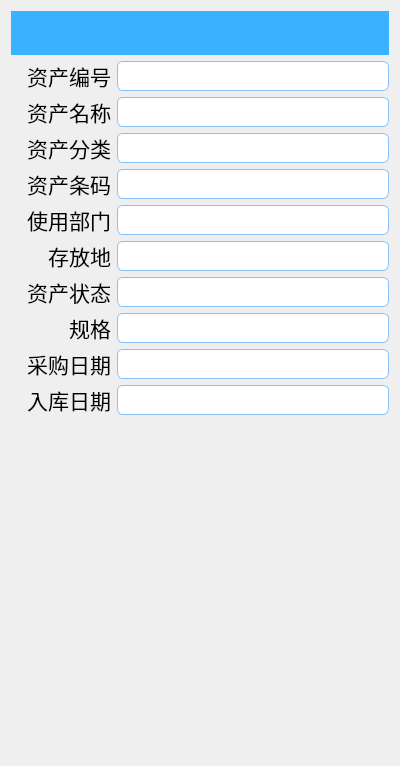
Qt form pages/AssetInfo.ui (wps139hf/app) before a commit.
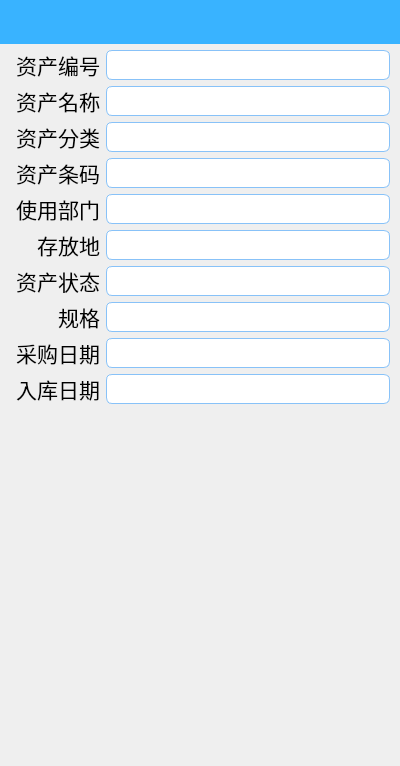
The same form after that commit. Custom widgets are drawn as their Qt base class.

What changed in the file:
```diff
--- a/pages/AssetInfo.ui
+++ b/pages/AssetInfo.ui
@@ -20,6 +20,18 @@
    <string>Form</string>
   </property>
   <layout class="QVBoxLayout" name="verticalLayout">
+   <property name="leftMargin">
+    <number>0</number>
+   </property>
+   <property name="topMargin">
+    <number>0</number>
+   </property>
+   <property name="rightMargin">
+    <number>0</number>
+   </property>
+   <property name="bottomMargin">
+    <number>0</number>
+   </property>
    <item>
     <widget class="TitleBar" name="titleBar" native="true">
      <property name="minimumSize">
@@ -35,6 +47,9 @@
    </item>
    <item>
     <layout class="QGridLayout" name="gridLayout">
+     <property name="rightMargin">
+      <number>10</number>
+     </property>
      <item row="0" column="0">
       <widget class="QLabel" name="label">
        <property name="minimumSize">
```
